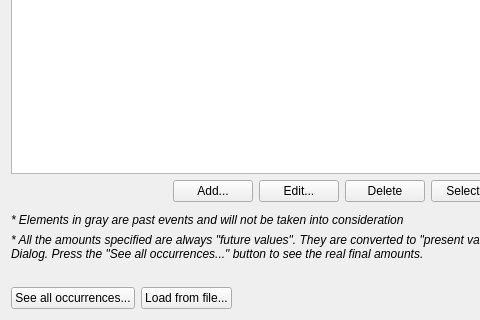
Before: the Qt Designer form src/editirregulardialog.ui in redmoon1945/gbp, drawn with Qt 5; both pictures show x 0 to 480 and y 380 to 700 of the 769 by 700 pixel window.
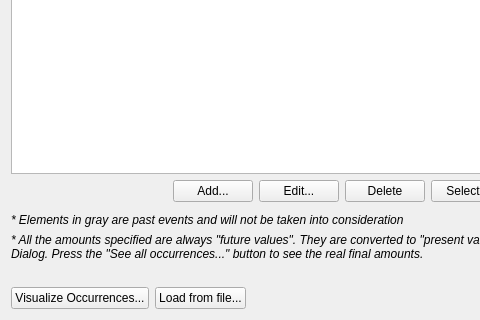
After: the same form once the commit is applied.

Diff of the .ui file:
```diff
--- a/src/editirregulardialog.ui
+++ b/src/editirregulardialog.ui
@@ -481,7 +481,7 @@
           <string>&lt;html&gt;&lt;head/&gt;&lt;body&gt;&lt;p&gt;&lt;span style=&quot; background-color:transparent;&quot;&gt;Display in a dedicated window all the financial events that will be generated for this Financial Stream Definition, taking into account the optional conversion to Present Value if set accordingly in Options Dialog.&lt;/span&gt;&lt;/p&gt;&lt;/body&gt;&lt;/html&gt;</string>
          </property>
          <property name="text">
-          <string>See all occurrences...</string>
+          <string>Visualize Occurrences...</string>
          </property>
         </widget>
        </item>
```
Left out of the diff: 5 changed lines with no effect on the pictures.
